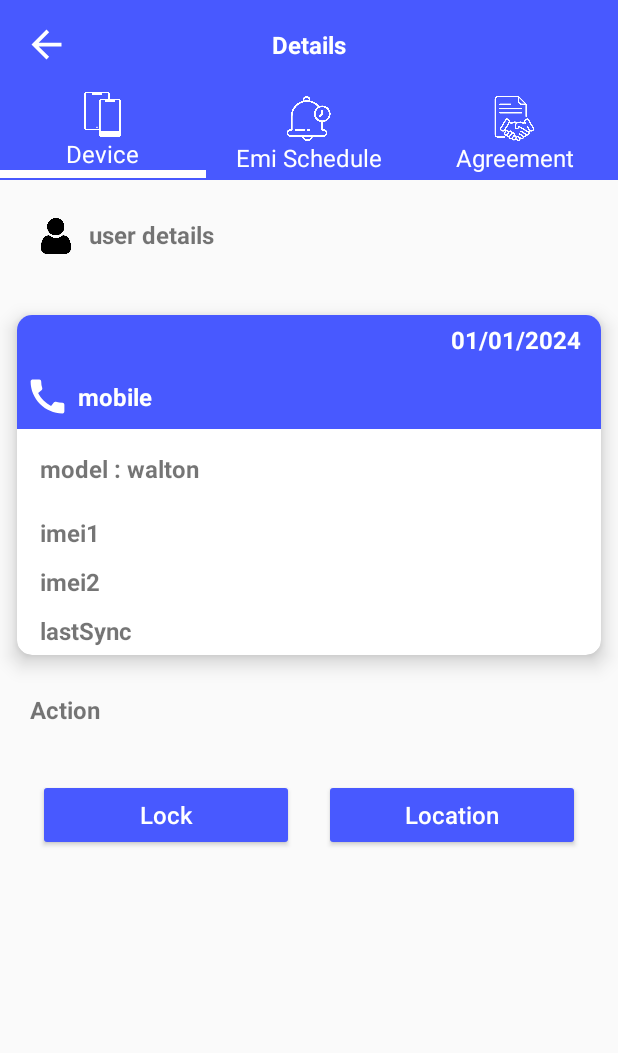
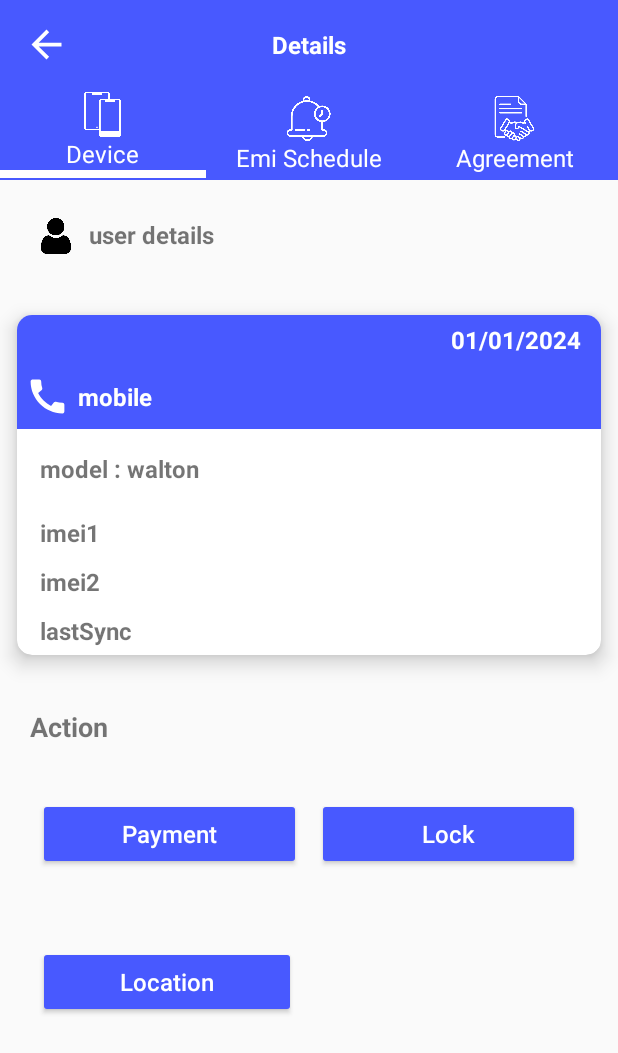
Before and after one commit to LatifulBariPappu/Selling-App, an Android app: the DeviceDetailsActivity screen opened directly, with no data from a screen before it, on a phone screen of 412 x 824 dp. Shown: the top 1053 px of the screen. Run offline under Robolectric (Android 15) with nearby library versions, the phone set to English and light mode, and no system bars.

Commit message:
payment design

```diff
--- a/app/src/main/java/com/example/testapi/activities/DeviceDetailsActivity.java
+++ b/app/src/main/java/com/example/testapi/activities/DeviceDetailsActivity.java
@@ -1,9 +1,11 @@
 package com.example.testapi.activities;
 import android.content.Context;
+import android.content.Intent;
 import android.content.SharedPreferences;
 import android.os.Bundle;
 import android.view.LayoutInflater;
 import android.view.View;
+import android.widget.Button;
 import android.widget.TextView;
 import android.widget.Toast;
 
@@ -30,13 +32,13 @@ public class DeviceDetailsActivity extends AppCompatActivity {
     RecyclerView reminderRecView;
 
     private TextView nameTv,mobileTv,dateTv,modelTv,imei1Tv,imei2Tv,lastSyncTv,totalDefaultedAmountTv,defaultedDateTv,remainingToPayTv,reminderImeiTv;
+    private Button payBtn;
+
     @Override
     protected void onCreate(Bundle savedInstanceState) {
         super.onCreate(savedInstanceState);
         binding = ActivityDeviceDetailsBinding.inflate(getLayoutInflater());
         setContentView(binding.getRoot());
-
-
 
         binding.deviceTransiton.setVisibility(View.VISIBLE);
 
@@ -53,7 +55,12 @@ public class DeviceDetailsActivity extends AppCompatActivity {
             @Override
             public void onClick(View v) {
                 getDataOfDeviceContent();
-
+            }
+        });
+        payBtn.setOnClickListener(new View.OnClickListener() {
+            @Override
+            public void onClick(View v) {
+                startActivity(new Intent(DeviceDetailsActivity.this,PaymentActivity.class));
             }
         });
         binding.tabReminder.setOnClickListener(new View.OnClickListener() {
@@ -104,6 +111,9 @@ public class DeviceDetailsActivity extends AppCompatActivity {
             remainingToPayTv.setVisibility(View.VISIBLE);
 
             String defaulterImei1 = getIntent().getStringExtra("defaulterImei1");
+            SharedPreferences.Editor editor = sp.edit();
+            editor.putString("defaulterImei1",defaulterImei1);
+            editor.apply();
             String defaulterImei2 = getIntent().getStringExtra("defaulterImei2");
             String defaulterName = getIntent().getStringExtra("defaulterName");
             String defaulterMobile = getIntent().getStringExtra("defaulterMobile");
@@ -126,6 +136,9 @@ public class DeviceDetailsActivity extends AppCompatActivity {
             defaultedDateTv.setVisibility(View.GONE);
             remainingToPayTv.setVisibility(View.GONE);
             String imei1 = getIntent().getStringExtra("imei1");
+            SharedPreferences.Editor editor = sp.edit();
+            editor.putString("imei1",imei1);
+            editor.apply();
             String imei2 = getIntent().getStringExtra("imei2");
             String mobile = getIntent().getStringExtra("mobile");
             String name = getIntent().getStringExtra("name");
@@ -208,5 +221,6 @@ public class DeviceDetailsActivity extends AppCompatActivity {
         if (reminderRecView != null) {
             reminderRecView.setLayoutManager(new LinearLayoutManager(this));
         }
+        payBtn = findViewById(R.id.paymentBtn);
     }
 }
--- a/app/src/main/res/layout/device_content.xml
+++ b/app/src/main/res/layout/device_content.xml
@@ -1,7 +1,7 @@
 <?xml version="1.0" encoding="utf-8"?>
 <LinearLayout xmlns:android="http://schemas.android.com/apk/res/android"
     android:layout_width="match_parent"
-    android:layout_height="match_parent"
+    android:layout_height="wrap_content"
     xmlns:app="http://schemas.android.com/apk/res-auto"
     android:layout_margin="10dp"
     android:orientation="vertical">
@@ -165,33 +165,51 @@
         android:layout_width="match_parent"
         android:layout_height="wrap_content"
         android:text="Action"
-        android:textSize="16sp"
+        android:layout_marginTop="10dp"
+        android:textSize="18sp"
         android:layout_marginStart="10dp"
         android:textStyle="bold"
         android:padding="10dp"/>
     <LinearLayout
         android:layout_width="match_parent"
         android:layout_height="wrap_content"
-        android:padding="15dp"
+        android:padding="20dp"
         android:orientation="horizontal">
-
+        <Button
+            android:layout_width="0dp"
+            android:layout_height="wrap_content"
+            android:layout_weight="1"
+            android:hint="Payment"
+            android:textSize="16sp"
+            android:layout_margin="5dp"
+            android:backgroundTint="@color/my_primary"
+            android:textColorHint="@color/white"
+            android:id="@+id/paymentBtn"/>
         <Button
             android:layout_width="0dp"
             android:layout_height="wrap_content"
             android:layout_weight="1"
             android:hint="Lock"
-            android:layout_margin="10dp"
+            android:layout_margin="5dp"
             android:textSize="16sp"
             android:backgroundTint="@color/my_primary"
             android:textColorHint="@color/white"
             android:id="@+id/lockBtn"/>
+
+    </LinearLayout>
+    <LinearLayout
+        android:layout_width="match_parent"
+        android:layout_height="wrap_content"
+        android:padding="20dp"
+        android:weightSum="2.1"
+        android:orientation="horizontal">
         <Button
             android:layout_width="0dp"
             android:layout_height="wrap_content"
             android:layout_weight="1"
             android:hint="Location"
             android:textSize="16sp"
-            android:layout_margin="10dp"
+            android:layout_margin="5dp"
             android:textColorHint="@color/white"
             android:backgroundTint="@color/my_primary"
             android:id="@+id/locationBtn"/>
```
Also changed, not shown: app/src/main/AndroidManifest.xml (+6 -4 lines), app/src/main/java/com/example/testapi/activities/PaymentActivity.java (added, +33 -0 lines), app/src/main/res/layout/activity_payment.xml (added, +95 -0 lines).
